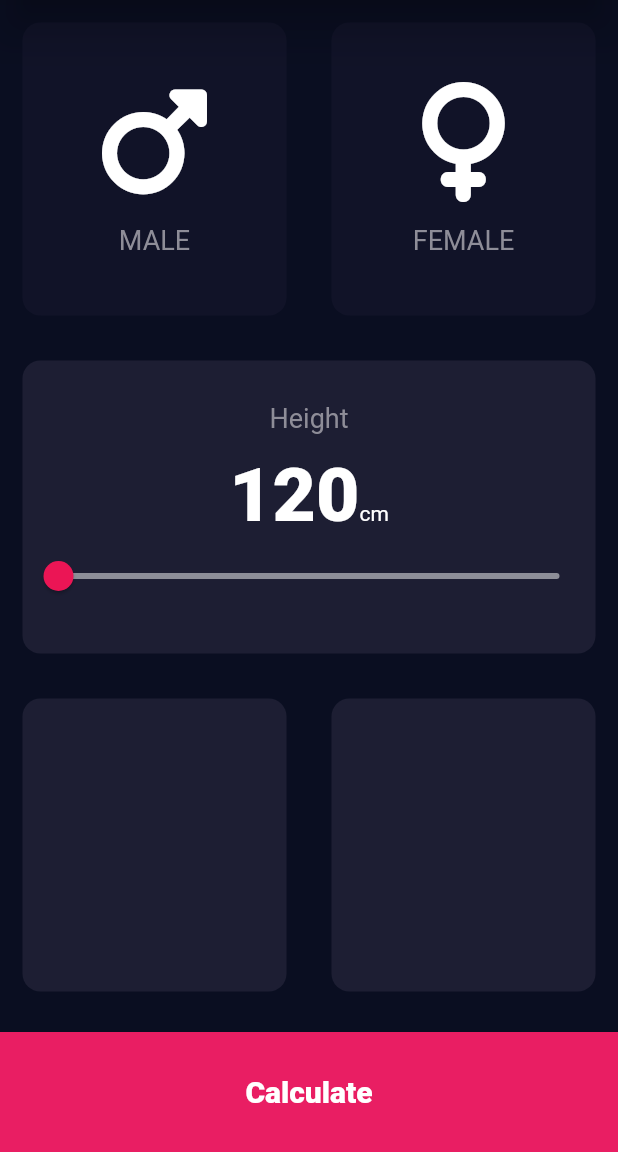
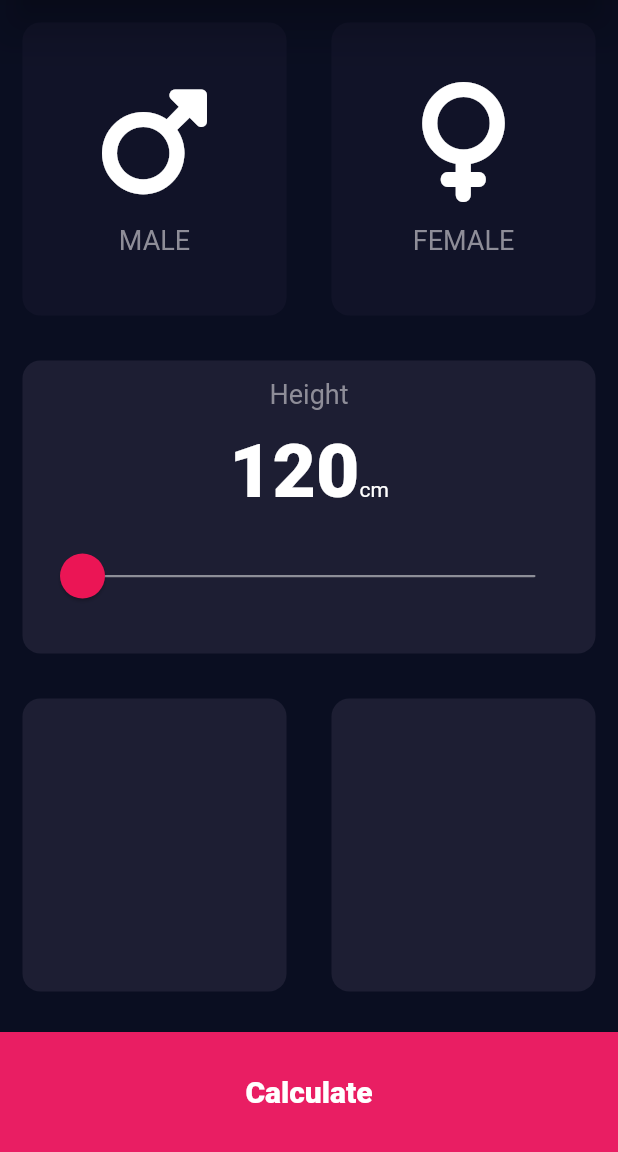
Before and after one commit to bunnyBites/bmi-calculator-flutter, a Flutter app: the screen it shows after launch, on a phone screen of 412 x 824 dp, the part 84-1236 px from its top. Run offline on Flutter 3.47's test engine with Material 2 defaults, Android fonts, the phone set to English and light mode, and no system bars; our stand-ins replace font_awesome_flutter.

Commit message:
override slider styles

```diff
--- a/lib/input_page.dart
+++ b/lib/input_page.dart
@@ -76,7 +76,19 @@ class _InputPageState extends State<InputPage> {
                 const Text("cm")
               ],
             ),
-            Slider(
+            SliderTheme(
+              data: SliderTheme.of(context).copyWith(
+                activeTrackColor: Colors.white,
+                inactiveTrackColor: kSliderInActiveColor,
+                thumbColor: kSliderActiveColor,
+                trackHeight: 1.5,
+                overlayColor: const Color(0x32EB1555),
+                thumbShape:
+                    const RoundSliderThumbShape(enabledThumbRadius: 15.0),
+                overlayShape:
+                    const RoundSliderOverlayShape(overlayRadius: 40.0),
+              ),
+              child: Slider(
                 value: height.toDouble(),
                 onChanged: (double selectedHeight) {
                   setState(() {
@@ -85,8 +97,7 @@ class _InputPageState extends State<InputPage> {
                 },
                 min: kSliderMinValue,
                 max: kSliderMaxValue,
-              activeColor: kSliderActiveColor,
-              inactiveColor: kSliderInActiveColor,
+              ),
             )
           ],
         ),
```
Lines whose indentation alone changed are shown as unchanged.
